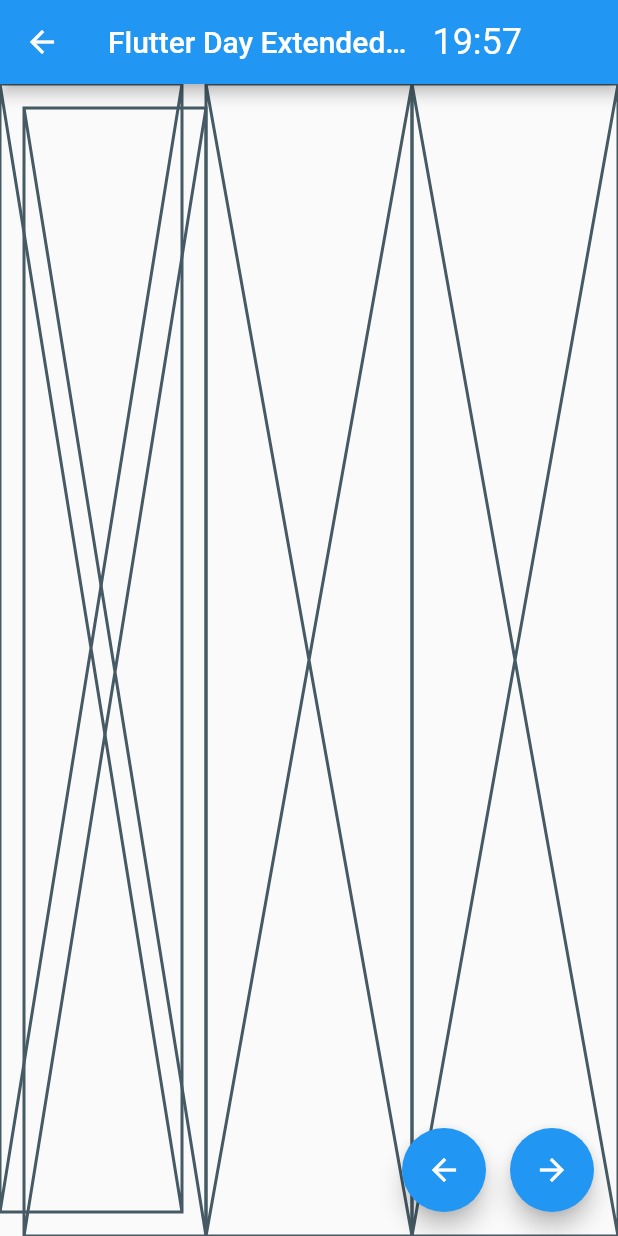
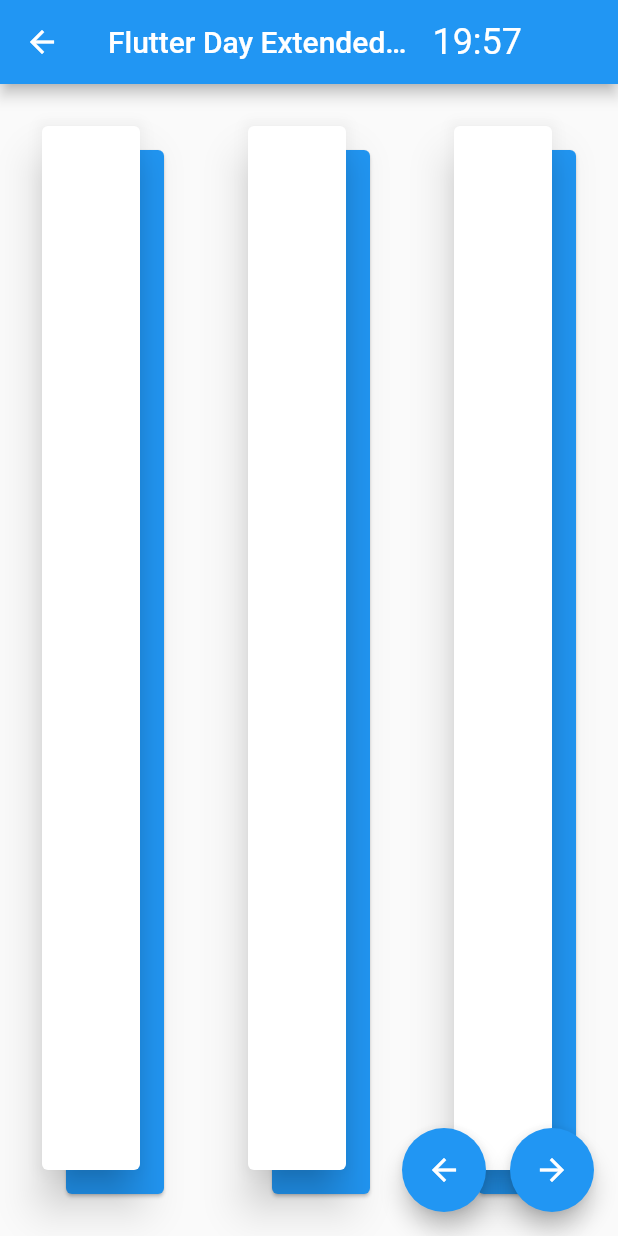
Before and after one commit to JAICHANGPARK/flutter_day_extended_seoul_2020, a Flutter app: the MyHomePage screen opened directly, after a tap on the "arrow forward" icon, on a phone screen of 412 x 824 dp. Run offline on Flutter 3.47's test engine with Material 2 defaults, Android fonts, the phone set to English and light mode, and no system bars; our stand-ins replace flutter_markdown, google_fonts; missing offline and left inert: decoding_text_effect, flutter_particles.

Commit message:
Update slide_01_01.dart

```diff
--- a/lib/slide/slide_01_01.dart
+++ b/lib/slide/slide_01_01.dart
@@ -1,5 +1,4 @@
 import 'package:flutter/material.dart';
-
 
 class Slide0101 extends StatelessWidget {
   @override
@@ -7,31 +6,86 @@ class Slide0101 extends StatelessWidget {
     return Row(
       children: [
         Expanded(
+          child: Padding(
+            padding: const EdgeInsets.all(24.0),
             child: Stack(
               children: [
+                Positioned(
+                  left: 16,
+                  top: 16,
+                  bottom: 0,
+                  right: 0,
+                  child: Card(
+                    color: Colors.blue,
+                  ),
+                ),
                 Positioned(
                   left: 0,
                   top: 0,
                   bottom: 16,
                   right: 16,
-                child: Placeholder(),
+                  child: Card(
+                    elevation: 12,
                   ),
+                ),
+              ],
+            ),
+          ),
+        ),
+        Expanded(
+          child: Padding(
+            padding: const EdgeInsets.all(24.0),
+            child: Stack(
+              children: [
                 Positioned(
                   left: 16,
                   top: 16,
                   bottom: 0,
                   right: 0,
-                child: Placeholder(),
+                  child: Card(
+                    color: Colors.blue,
+                  ),
+                ),
+                Positioned(
+                  left: 0,
+                  top: 0,
+                  bottom: 16,
+                  right: 16,
+                  child: Card(
+                    elevation: 12,
+                  ),
                 ),
               ],
             ),
           ),
-        Expanded(
-          child: Placeholder(),
         ),
         Expanded(
-          child: Placeholder(),
-        )
+          child: Padding(
+            padding: const EdgeInsets.all(24.0),
+            child: Stack(
+              children: [
+                Positioned(
+                  left: 16,
+                  top: 16,
+                  bottom: 0,
+                  right: 0,
+                  child: Card(
+                    color: Colors.blue,
+                  ),
+                ),
+                Positioned(
+                  left: 0,
+                  top: 0,
+                  bottom: 16,
+                  right: 16,
+                  child: Card(
+                    elevation: 12,
+                  ),
+                ),
+              ],
+            ),
+          ),
+        ),
       ],
     );
   }
```
Lines whose indentation alone changed are shown as unchanged.
